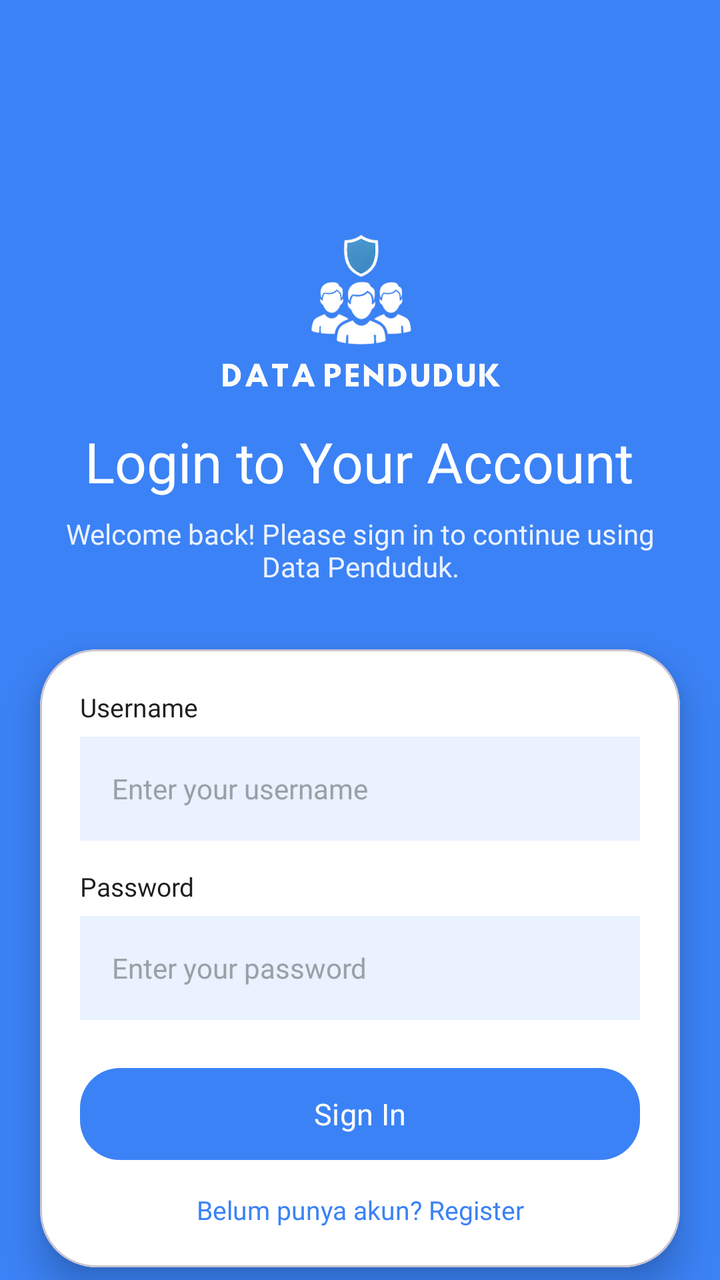
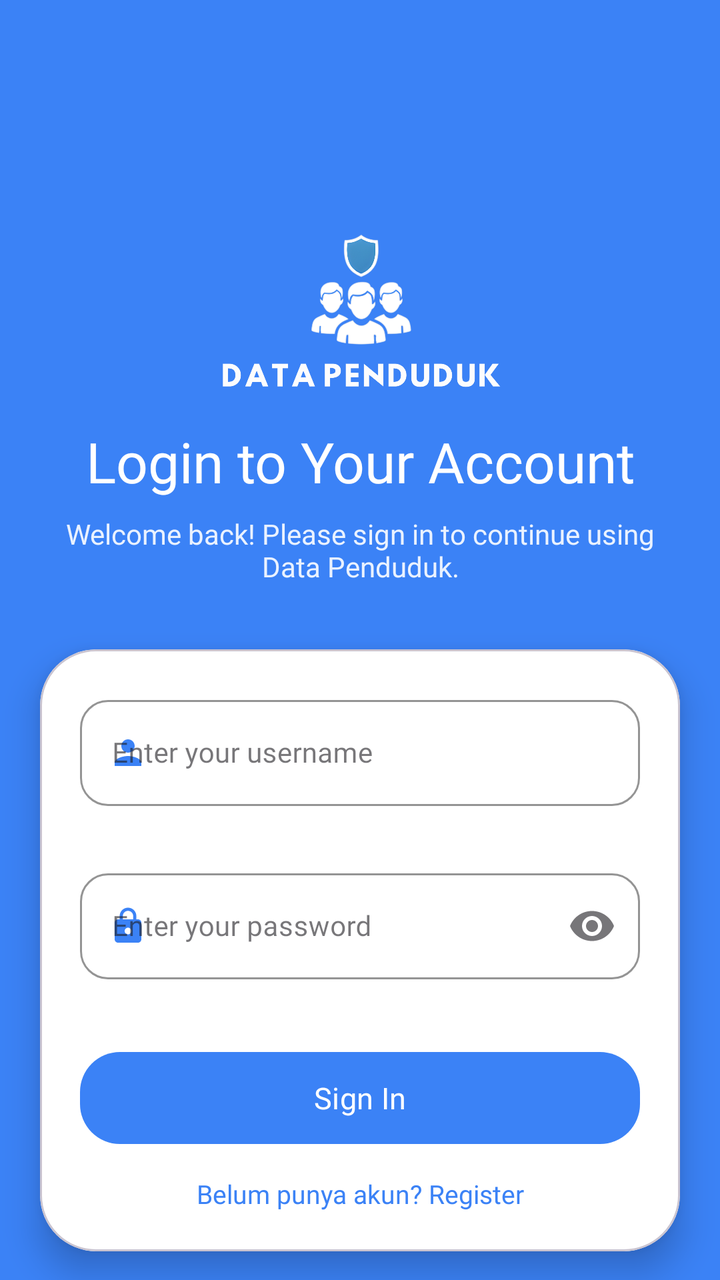

Compare the two renders of this Android layout. The source of the first and the diff that turns it into the second are given below.
<!-- AndroidManifest.xml: application theme Theme.NeyzaInsight -->
<!-- res/layout/activity_login.xml -->
<?xml version="1.0" encoding="utf-8"?>
<androidx.constraintlayout.widget.ConstraintLayout
    xmlns:android="http://schemas.android.com/apk/res/android"
    xmlns:app="http://schemas.android.com/apk/res-auto"
    android:layout_width="match_parent"
    android:layout_height="match_parent"
    android:background="@color/scholar_blue">

    
    <ImageView
        android:id="@+id/imgLogo"
        android:layout_width="161dp"
        android:layout_height="153dp"
        android:layout_marginTop="80dp"
        android:src="@drawable/logo_vertikal"
        app:layout_constraintEnd_toEndOf="parent"
        app:layout_constraintStart_toStartOf="parent"
        app:layout_constraintTop_toTopOf="parent" />

    

    

    <TextView
        android:id="@+id/tvAppTitle"
        android:layout_width="wrap_content"
        android:layout_height="wrap_content"
        android:layout_marginTop="132dp"
        android:fontFamily="@font/urbanist_bold"
        android:text="@string/login_title"
        android:textColor="@color/white"
        android:textSize="28sp"
        app:layout_constraintEnd_toEndOf="parent"
        app:layout_constraintHorizontal_bias="0.496"
        app:layout_constraintStart_toStartOf="parent"
        app:layout_constraintTop_toTopOf="@+id/imgLogo" />

    <TextView
        android:id="@+id/tvDescription"
        android:layout_width="0dp"
        android:layout_height="wrap_content"
        android:layout_marginTop="8dp"
        android:layout_marginStart="32dp"
        android:layout_marginEnd="32dp"
        android:gravity="center"
        android:text="@string/login_desc"
        android:textColor="@color/scholar_light_blue_text_2"
        android:textSize="14sp"
        android:fontFamily="@font/urbanist_medium"
        app:layout_constraintTop_toBottomOf="@id/tvAppTitle"
        app:layout_constraintStart_toStartOf="parent"
        app:layout_constraintEnd_toEndOf="parent"/>

    
    <com.google.android.material.card.MaterialCardView
        android:id="@+id/cardLogin"
        android:layout_width="0dp"
        android:layout_height="wrap_content"
        android:layout_marginTop="32dp"
        android:layout_marginStart="20dp"
        android:layout_marginEnd="20dp"
        app:cardBackgroundColor="@color/white"
        app:cardCornerRadius="28dp"
        app:cardElevation="10dp"
        app:layout_constraintTop_toBottomOf="@id/tvDescription"
        app:layout_constraintStart_toStartOf="parent"
        app:layout_constraintEnd_toEndOf="parent">

        <androidx.constraintlayout.widget.ConstraintLayout
            android:layout_width="match_parent"
            android:layout_height="wrap_content"
            android:padding="20dp">

            
            <TextView
                android:id="@+id/tvUsernameLabel"
                android:layout_width="wrap_content"
                android:layout_height="wrap_content"
                android:text="@string/username"
                android:textColor="@color/text_dark"
                android:textSize="13sp"
                android:fontFamily="@font/urbanist_semibold"
                app:layout_constraintTop_toTopOf="parent"
                app:layout_constraintStart_toStartOf="parent"/>

            <EditText
                android:id="@+id/etUsername"
                android:layout_width="0dp"
                android:layout_height="52dp"
                android:layout_marginTop="6dp"
                android:background="@color/primary_blue_soft"
                android:hint="@string/username_hint"
                android:paddingHorizontal="16dp"
                android:textColor="@color/text_dark"
                android:textColorHint="@color/hint_color"
                android:textSize="14sp"
                android:fontFamily="@font/urbanist_medium"
                app:layout_constraintTop_toBottomOf="@id/tvUsernameLabel"
                app:layout_constraintStart_toStartOf="parent"
                app:layout_constraintEnd_toEndOf="parent"/>

            
            <TextView
                android:id="@+id/tvPasswordLabel"
                android:layout_width="wrap_content"
                android:layout_height="wrap_content"
                android:text="@string/password"
                android:textColor="@color/text_dark"
                android:textSize="13sp"
                android:fontFamily="@font/urbanist_semibold"
                android:layout_marginTop="14dp"
                app:layout_constraintTop_toBottomOf="@id/etUsername"
                app:layout_constraintStart_toStartOf="parent"/>

            <EditText
                android:id="@+id/etPassword"
                android:layout_width="0dp"
                android:layout_height="52dp"
                android:layout_marginTop="6dp"
                android:background="@color/primary_blue_soft"
                android:hint="@string/password_hint"
                android:inputType="textPassword"
                android:paddingHorizontal="16dp"
                android:textColor="@color/text_dark"
                android:textColorHint="@color/hint_color"
                android:textSize="14sp"
                android:fontFamily="@font/urbanist_medium"
                app:layout_constraintTop_toBottomOf="@id/tvPasswordLabel"
                app:layout_constraintStart_toStartOf="parent"
                app:layout_constraintEnd_toEndOf="parent"/>

            
            <com.google.android.material.button.MaterialButton
                android:id="@+id/btnLogin"
                android:layout_width="0dp"
                android:layout_height="54dp"
                android:layout_marginTop="20dp"
                android:text="@string/login"
                android:textAllCaps="false"
                android:textColor="@color/white"
                android:textSize="15sp"
                android:fontFamily="@font/urbanist_semibold"
                app:backgroundTint="@color/scholar_blue"
                app:cornerRadius="20dp"
                app:elevation="4dp"
                app:rippleColor="@color/teal_200"
                app:layout_constraintTop_toBottomOf="@id/etPassword"
                app:layout_constraintStart_toStartOf="parent"
                app:layout_constraintEnd_toEndOf="parent"/>

            <TextView
                android:id="@+id/tvRegister"
                android:layout_width="wrap_content"
                android:layout_height="wrap_content"
                android:text="Belum punya akun? Register"
                android:textColor="@color/scholar_blue"
                android:textSize="13sp"
                android:fontFamily="@font/urbanist_medium"
                android:layout_marginTop="12dp"
                app:layout_constraintTop_toBottomOf="@id/btnLogin"
                app:layout_constraintStart_toStartOf="parent"
                app:layout_constraintEnd_toEndOf="parent"/>

        </androidx.constraintlayout.widget.ConstraintLayout>

    </com.google.android.material.card.MaterialCardView>

</androidx.constraintlayout.widget.ConstraintLayout>
<!-- resources referenced by this layout -->
<resources>
  <color name="hint_color">#9AA0A6</color>
  <color name="primary_blue_soft">#EAF1FF</color>
  <color name="scholar_blue">#3B82F6</color>
  <color name="scholar_light_blue_text_2">#EAF2FF</color>
  <color name="teal_200">#93C5FD</color>
  <color name="text_dark">#1E1E1E</color>
  <color name="white">#FFFFFF</color>
  <!-- drawable logo_vertikal: png bitmap (drawable, 303014 bytes) -->
  <string name="login">Sign In</string>
  <string name="login_desc">Welcome back! Please sign in to continue using Data Penduduk.</string>
  <string name="login_title">Login to Your Account</string>
  <string name="password">Password</string>
  <string name="password_hint">Enter your password</string>
  <string name="username">Username</string>
  <string name="username_hint">Enter your username</string>
  <style name="Theme.NeyzaInsight" parent="Base.Theme.NeyzaInsight" />
  <style name="Base.Theme.NeyzaInsight" parent="Theme.Material3.DayNight.NoActionBar">
          
          
      </style>
</resources>

<!-- the commit's change to res/layout/activity_login.xml (unified diff, before → after) -->
@@ -6,20 +6,16 @@
     android:layout_height="match_parent"
     android:background="@color/scholar_blue">
 
-    
     <ImageView
         android:id="@+id/imgLogo"
         android:layout_width="161dp"
         android:layout_height="153dp"
         android:layout_marginTop="80dp"
+        android:contentDescription="@string/app_name"
         android:src="@drawable/logo_vertikal"
         app:layout_constraintEnd_toEndOf="parent"
         app:layout_constraintStart_toStartOf="parent"
         app:layout_constraintTop_toTopOf="parent" />
-
-    
-
-    
 
     <TextView
         android:id="@+id/tvAppTitle"
@@ -31,7 +27,6 @@
         android:textColor="@color/white"
         android:textSize="28sp"
         app:layout_constraintEnd_toEndOf="parent"
-        app:layout_constraintHorizontal_bias="0.496"
         app:layout_constraintStart_toStartOf="parent"
         app:layout_constraintTop_toTopOf="@+id/imgLogo" />
 
@@ -39,130 +34,130 @@
         android:id="@+id/tvDescription"
         android:layout_width="0dp"
         android:layout_height="wrap_content"
+        android:layout_marginStart="32dp"
         android:layout_marginTop="8dp"
-        android:layout_marginStart="32dp"
         android:layout_marginEnd="32dp"
+        android:fontFamily="@font/urbanist_medium"
         android:gravity="center"
         android:text="@string/login_desc"
         android:textColor="@color/scholar_light_blue_text_2"
         android:textSize="14sp"
-        android:fontFamily="@font/urbanist_medium"
-        app:layout_constraintTop_toBottomOf="@id/tvAppTitle"
+        app:layout_constraintEnd_toEndOf="parent"
         app:layout_constraintStart_toStartOf="parent"
-        app:layout_constraintEnd_toEndOf="parent"/>
+        app:layout_constraintTop_toBottomOf="@id/tvAppTitle" />
 
-    
     <com.google.android.material.card.MaterialCardView
         android:id="@+id/cardLogin"
         android:layout_width="0dp"
         android:layout_height="wrap_content"
+        android:layout_marginStart="20dp"
         android:layout_marginTop="32dp"
-        android:layout_marginStart="20dp"
         android:layout_marginEnd="20dp"
         app:cardBackgroundColor="@color/white"
         app:cardCornerRadius="28dp"
         app:cardElevation="10dp"
-        app:layout_constraintTop_toBottomOf="@id/tvDescription"
+        app:layout_constraintEnd_toEndOf="parent"
         app:layout_constraintStart_toStartOf="parent"
-        app:layout_constraintEnd_toEndOf="parent">
+        app:layout_constraintTop_toBottomOf="@id/tvDescription">
 
         <androidx.constraintlayout.widget.ConstraintLayout
             android:layout_width="match_parent"
             android:layout_height="wrap_content"
             android:padding="20dp">
 
-            
-            <TextView
-                android:id="@+id/tvUsernameLabel"
-                android:layout_width="wrap_content"
+            <com.google.android.material.textfield.TextInputLayout
+                android:id="@+id/tilUsername"
+                style="@style/Widget.MaterialComponents.TextInputLayout.OutlinedBox"
+                android:layout_width="0dp"
                 android:layout_height="wrap_content"
-                android:text="@string/username"
-                android:textColor="@color/text_dark"
-                android:textSize="13sp"
-                android:fontFamily="@font/urbanist_semibold"
+                android:hint="@string/username_hint"
+                app:boxCornerRadiusBottomEnd="14dp"
+                app:boxCornerRadiusBottomStart="14dp"
+                app:boxCornerRadiusTopEnd="14dp"
+                app:boxCornerRadiusTopStart="14dp"
+                app:boxStrokeColor="@color/scholar_blue"
+                app:errorEnabled="true"
+                app:hintTextColor="@color/scholar_blue"
+                app:layout_constraintEnd_toEndOf="parent"
+                app:layout_constraintStart_toStartOf="parent"
                 app:layout_constraintTop_toTopOf="parent"
-                app:layout_constraintStart_toStartOf="parent"/>
+                app:startIconDrawable="@drawable/ic_user"
+                app:startIconTint="@color/scholar_blue">
 
-            <EditText
-                android:id="@+id/etUsername"
+                <com.google.android.material.textfield.TextInputEditText
+                    android:id="@+id/etUsername"
+                    android:layout_width="match_parent"
+                    android:layout_height="wrap_content"
+                    android:fontFamily="@font/urbanist_medium"
+                    android:inputType="textPersonName"
+                    android:textColor="@color/text_dark"
+                    android:textSize="14sp" />
+            </com.google.android.material.textfield.TextInputLayout>
+
+            <com.google.android.material.textfield.TextInputLayout
+                android:id="@+id/tilPassword"
+                style="@style/Widget.MaterialComponents.TextInputLayout.OutlinedBox"
                 android:layout_width="0dp"
-                android:layout_height="52dp"
-                android:layout_marginTop="6dp"
-                android:background="@color/primary_blue_soft"
-                android:hint="@string/username_hint"
-                android:paddingHorizontal="16dp"
-                android:textColor="@color/text_dark"
-                android:textColorHint="@color/hint_color"
-                android:textSize="14sp"
-                android:fontFamily="@font/urbanist_medium"
-                app:layout_constraintTop_toBottomOf="@id/tvUsernameLabel"
+                android:layout_height="wrap_content"
+                android:layout_marginTop="8dp"
+                android:hint="@string/password_hint"
+                app:boxCornerRadiusBottomEnd="14dp"
+                app:boxCornerRadiusBottomStart="14dp"
+                app:boxCornerRadiusTopEnd="14dp"
+                app:boxCornerRadiusTopStart="14dp"
+                app:boxStrokeColor="@color/scholar_blue"
+                app:endIconMode="password_toggle"
+                app:errorEnabled="true"
+                app:hintTextColor="@color/scholar_blue"
+                app:layout_constraintEnd_toEndOf="parent"
                 app:layout_constraintStart_toStartOf="parent"
-                app:layout_constraintEnd_toEndOf="parent"/>
+                app:layout_constraintTop_toBottomOf="@id/tilUsername"
+                app:startIconDrawable="@drawable/ic_lock"
+                app:startIconTint="@color/scholar_blue">
 
-            
-            <TextView
-                android:id="@+id/tvPasswordLabel"
-                android:layout_width="wrap_content"
-                android:layout_height="wrap_content"
-                android:text="@string/password"
-                android:textColor="@color/text_dark"
-                android:textSize="13sp"
-                android:fontFamily="@font/urbanist_semibold"
-                android:layout_marginTop="14dp"
-                app:layout_constraintTop_toBottomOf="@id/etUsername"
-                app:layout_constraintStart_toStartOf="parent"/>
+                <com.google.android.material.textfield.TextInputEditText
+                    android:id="@+id/etPassword"
+                    android:layout_width="match_parent"
+                    android:layout_height="wrap_content"
+                    android:fontFamily="@font/urbanist_medium"
+                    android:inputType="textPassword"
+                    android:textColor="@color/text_dark"
+                    android:textSize="14sp" />
+            </com.google.android.material.textfield.TextInputLayout>
 
-            <EditText
-                android:id="@+id/etPassword"
-                android:layout_width="0dp"
-                android:layout_height="52dp"
-                android:layout_marginTop="6dp"
-                android:background="@color/primary_blue_soft"
-                android:hint="@string/password_hint"
-                android:inputType="textPassword"
-                android:paddingHorizontal="16dp"
-                android:textColor="@color/text_dark"
-                android:textColorHint="@color/hint_color"
-                android:textSize="14sp"
-                android:fontFamily="@font/urbanist_medium"
-                app:layout_constraintTop_toBottomOf="@id/tvPasswordLabel"
-                app:layout_constraintStart_toStartOf="parent"
-                app:layout_constraintEnd_toEndOf="parent"/>
-
-            
             <com.google.android.material.button.MaterialButton
                 android:id="@+id/btnLogin"
                 android:layout_width="0dp"
                 android:layout_height="54dp"
-                android:layout_marginTop="20dp"
+                android:layout_marginTop="12dp"
+                android:fontFamily="@font/urbanist_semibold"
                 android:text="@string/login"
                 android:textAllCaps="false"
                 android:textColor="@color/white"
                 android:textSize="15sp"
-                android:fontFamily="@font/urbanist_semibold"
                 app:backgroundTint="@color/scholar_blue"
                 app:cornerRadius="20dp"
                 app:elevation="4dp"
-                app:rippleColor="@color/teal_200"
-                app:layout_constraintTop_toBottomOf="@id/etPassword"
+                app:layout_constraintEnd_toEndOf="parent"
                 app:layout_constraintStart_toStartOf="parent"
-                app:layout_constraintEnd_toEndOf="parent"/>
+                app:layout_constraintTop_toBottomOf="@id/tilPassword"
+                app:rippleColor="@color/teal_200" />
 
             <TextView
                 android:id="@+id/tvRegister"
                 android:layout_width="wrap_content"
                 android:layout_height="wrap_content"
+                android:layout_marginTop="12dp"
+                android:fontFamily="@font/urbanist_medium"
                 android:text="Belum punya akun? Register"
                 android:textColor="@color/scholar_blue"
                 android:textSize="13sp"
-                android:fontFamily="@font/urbanist_medium"
-                android:layout_marginTop="12dp"
-                app:layout_constraintTop_toBottomOf="@id/btnLogin"
+                app:layout_constraintBottom_toBottomOf="parent"
+                app:layout_constraintEnd_toEndOf="parent"
                 app:layout_constraintStart_toStartOf="parent"
-                app:layout_constraintEnd_toEndOf="parent"/>
+                app:layout_constraintTop_toBottomOf="@id/btnLogin" />
 
         </androidx.constraintlayout.widget.ConstraintLayout>
-
     </com.google.android.material.card.MaterialCardView>
 
 </androidx.constraintlayout.widget.ConstraintLayout>
<!-- resource entries referenced after the edit -->
@@ -1,19 +1,38 @@
 <!-- resources referenced by this layout -->
 <resources>
-  <color name="hint_color">#9AA0A6</color>
-  <color name="primary_blue_soft">#EAF1FF</color>
   <color name="scholar_blue">#3B82F6</color>
   <color name="scholar_light_blue_text_2">#EAF2FF</color>
   <color name="teal_200">#93C5FD</color>
   <color name="text_dark">#1E1E1E</color>
   <color name="white">#FFFFFF</color>
+  <!-- drawable ic_lock (drawable) -->
+  <?xml version="1.0" encoding="utf-8"?>
+  <vector xmlns:android="http://schemas.android.com/apk/res/android"
+      android:width="20dp"
+      android:height="20dp"
+      android:viewportWidth="24"
+      android:viewportHeight="24">
+      <path
+          android:fillColor="#3B82F6"
+          android:pathData="M18,8h-1V6c0,-2.76 -2.24,-5 -5,-5S7,3.24 7,6v2H6c-1.1,0 -2,0.9 -2,2v10c0,1.1 0.9,2 2,2h12c1.1,0 2,-0.9 2,-2V10c0,-1.1 -0.9,-2 -2,-2zM12,17c-1.1,0 -2,-0.9 -2,-2s0.9,-2 2,-2 2,0.9 2,2 -0.9,2 -2,2zM15.1,8H8.9V6c0,-1.71 1.39,-3.1 3.1,-3.1 1.71,0 3.1,1.39 3.1,3.1v2z"/>
+  </vector>
+  <!-- drawable ic_user (drawable) -->
+  <?xml version="1.0" encoding="utf-8"?>
+  <vector xmlns:android="http://schemas.android.com/apk/res/android"
+      android:width="20dp"
+      android:height="20dp"
+      android:viewportWidth="24"
+      android:viewportHeight="24">
+      <path
+          android:fillColor="#3B82F6"
+          android:pathData="M12,12c2.21,0 4,-1.79 4,-4s-1.79,-4 -4,-4 -4,1.79 -4,4 1.79,4 4,4zM12,14c-2.67,0 -8,1.34 -8,4v2h16v-2c0,-2.66 -5.33,-4 -8,-4z"/>
+  </vector>
   <!-- drawable logo_vertikal: png bitmap (drawable, 303014 bytes) -->
+  <string name="app_name">Data Penduduk</string>
   <string name="login">Sign In</string>
   <string name="login_desc">Welcome back! Please sign in to continue using Data Penduduk.</string>
   <string name="login_title">Login to Your Account</string>
-  <string name="password">Password</string>
   <string name="password_hint">Enter your password</string>
-  <string name="username">Username</string>
   <string name="username_hint">Enter your username</string>
   <style name="Theme.NeyzaInsight" parent="Base.Theme.NeyzaInsight" />
   <style name="Base.Theme.NeyzaInsight" parent="Theme.Material3.DayNight.NoActionBar">
